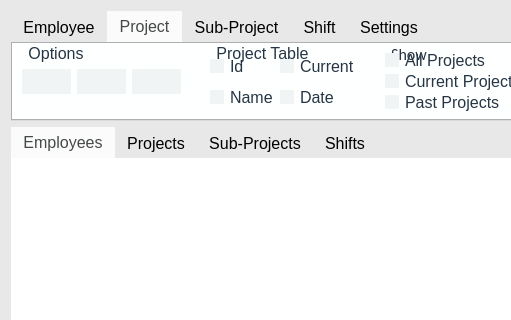
joshuawootonn/time-track, file Source/Time-Track/mainform.ui: the form before one commit; both pictures show x 0 to 511 and y 0 to 320 of the 1280 by 720 pixel window.
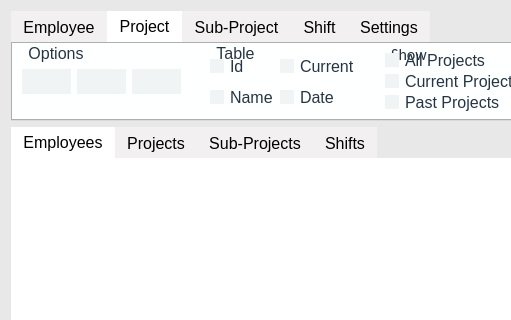
The form after the commit. The open tabs and pages were chosen to show the change.

```diff
--- a/Source/Time-Track/mainform.ui
+++ b/Source/Time-Track/mainform.ui
@@ -42,12 +42,11 @@
 border:none;
 padding:10px;
 }
-QTabBar::tab:selected,QTabBar::tab:hover{
 
-color:#444946;
-}
 QTabBar::tab{
-background-color:#E8E8E8;
+background-color:#f3f0f2;
+
+
 
 color:black;
 }
@@ -55,8 +54,12 @@
 background-color:#f3f0f2;
 
 }
+
 QTabBar::tab:selected{
+/*
 background-color:#fcfbfb;
+*/
+background-color:#fff;
 }
 
 
@@ -1166,7 +1169,7 @@
            <item>
             <widget class="QGroupBox" name="groupBox_8">
              <property name="title">
-              <string>Project Table</string>
+              <string>Table</string>
              </property>
              <layout class="QGridLayout" name="gridLayout_9">
               <property name="topMargin">
```
Left out of the diff: 5 changed lines with no effect on the pictures.
